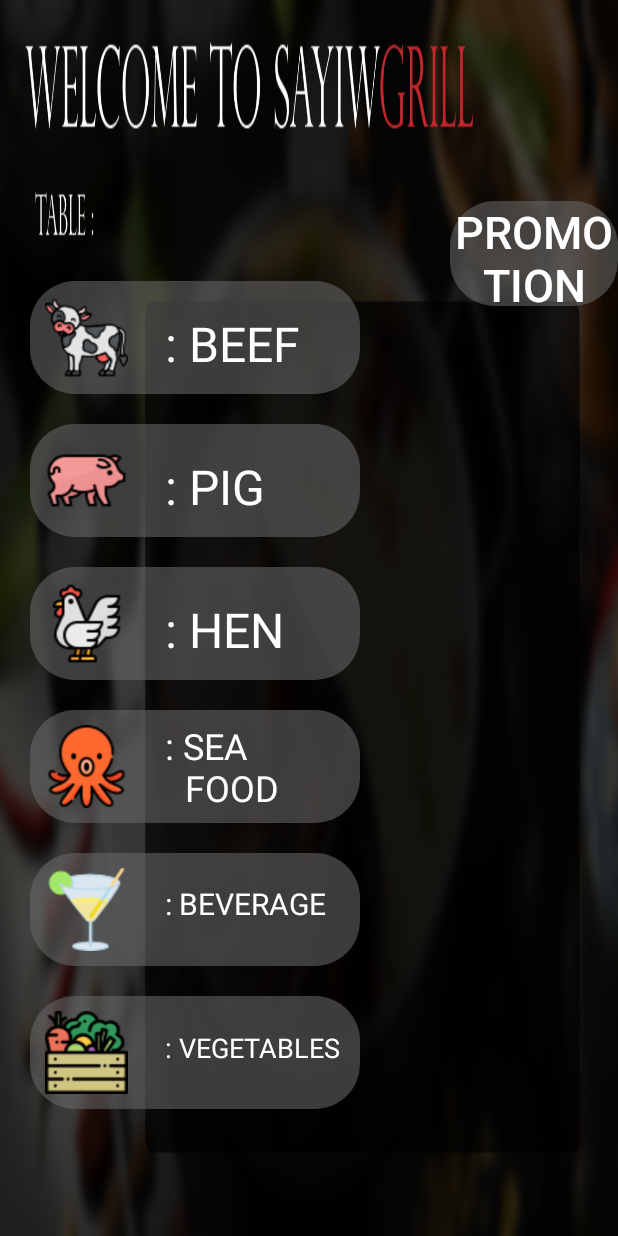
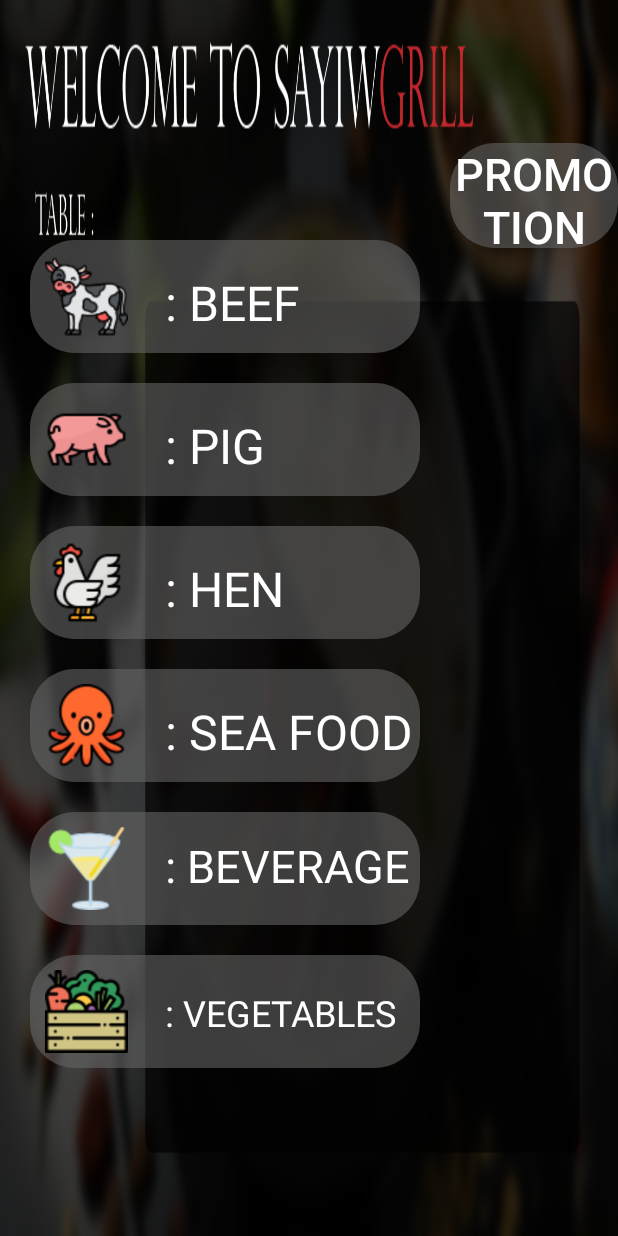
Before and after one commit to RunningTHPed/SayiwGrill, an Android app: the layout activity_menu.xml on its own in the app's theme, with its tools: preview values and no code run, on a phone screen of 412 x 824 dp. Run offline under Robolectric (Android 15) with nearby library versions, the phone set to English and light mode, and no system bars; plain views replace CarouselView.

Commit message:
fix upper button

```diff
--- a/app/src/main/res/layout/activity_menu.xml
+++ b/app/src/main/res/layout/activity_menu.xml
@@ -9,13 +9,13 @@
 
     <ImageButton
         android:id="@+id/imgbutton1"
-        android:layout_width="220dp"
+        android:layout_width="260dp"
         android:layout_height="75dp"
         android:layout_alignParentStart="true"
         android:layout_alignParentTop="true"
-        android:layout_gravity="left"
+        android:layout_gravity="start"
         android:layout_marginStart="20dp"
-        android:layout_marginTop="187dp"
+        android:layout_marginTop="160dp"
         android:background="@drawable/buttondesign"
         android:scaleType="fitStart"
         android:src="@drawable/cow"
@@ -66,19 +66,19 @@
 
     <ImageButton
         android:id="@+id/imgbutton2"
-        android:layout_width="220dp"
+        android:layout_width="260dp"
         android:layout_height="75dp"
         android:layout_below="@+id/imgbutton1"
         android:layout_alignParentStart="true"
-        android:layout_gravity="left"
+        android:layout_alignParentLeft="true"
+        android:layout_gravity="start"
         android:layout_marginStart="20dp"
+        android:layout_marginLeft="20dp"
         android:layout_marginTop="20dp"
         android:background="@drawable/buttondesign"
         android:padding="10dp"
         android:scaleType="fitStart"
-        android:src="@drawable/pig"
-        android:layout_alignParentLeft="true"
-        android:layout_marginLeft="20dp" />
+        android:src="@drawable/pig" />
 
     <TextView
         android:id="@+id/textPig"
@@ -99,11 +99,11 @@
 
     <ImageButton
         android:id="@+id/imgbutton3"
-        android:layout_width="220dp"
+        android:layout_width="260dp"
         android:layout_height="75dp"
         android:layout_below="@+id/imgbutton2"
         android:layout_alignParentStart="true"
-        android:layout_gravity="left"
+        android:layout_gravity="start"
         android:layout_marginStart="20dp"
         android:layout_marginTop="20dp"
         android:background="@drawable/buttondesign"
@@ -131,11 +131,11 @@
 
     <ImageButton
         android:id="@+id/imgbutton4"
-        android:layout_width="220dp"
+        android:layout_width="260dp"
         android:layout_height="75dp"
         android:layout_below="@+id/imgbutton3"
         android:layout_alignParentStart="true"
-        android:layout_gravity="left"
+        android:layout_gravity="start"
         android:layout_marginStart="20dp"
         android:layout_marginTop="20dp"
         android:background="@drawable/buttondesign"
@@ -148,27 +148,27 @@
     <TextView
         android:id="@+id/textSeafood"
         android:layout_width="wrap_content"
-        android:layout_height="61dp"
+        android:layout_height="42dp"
         android:layout_alignStart="@+id/imgbutton4"
         android:layout_alignLeft="@+id/imgbutton4"
         android:layout_alignTop="@+id/imgbutton4"
         android:layout_alignBottom="@+id/imgbutton4"
         android:layout_marginStart="90dp"
-        android:layout_marginTop="7dp"
-        android:layout_marginBottom="7dp"
+        android:layout_marginLeft="90dp"
+        android:layout_marginTop="20dp"
+        android:layout_marginBottom="15dp"
         android:clickable="false"
-        android:text=": SEA\n\tFOOD"
+        android:text=": SEA FOOD"
         android:textColor="#FFFFFF"
-        android:textSize="24sp"
-        android:layout_marginLeft="90dp" />
+        android:textSize="32sp" />
 
     <ImageButton
         android:id="@+id/imgbutton5"
-        android:layout_width="220dp"
+        android:layout_width="260dp"
         android:layout_height="75dp"
         android:layout_below="@+id/imgbutton4"
         android:layout_alignParentStart="true"
-        android:layout_gravity="left"
+        android:layout_gravity="start"
         android:layout_marginStart="20dp"
         android:layout_marginTop="20dp"
         android:background="@drawable/buttondesign"
@@ -187,29 +187,29 @@
         android:layout_alignTop="@+id/imgbutton5"
         android:layout_alignBottom="@+id/imgbutton5"
         android:layout_marginStart="90dp"
-        android:layout_marginTop="20dp"
+        android:layout_marginTop="15dp"
         android:layout_marginBottom="20dp"
         android:clickable="false"
         android:text=": BEVERAGE"
         android:textColor="#FFFFFF"
-        android:textSize="20sp"
+        android:textSize="30sp"
         android:layout_marginLeft="90dp" />
 
     <ImageButton
         android:id="@+id/imgbutton6"
-        android:layout_width="220dp"
+        android:layout_width="260dp"
         android:layout_height="75dp"
         android:layout_below="@+id/imgbutton5"
         android:layout_alignParentStart="true"
-        android:layout_gravity="left"
+        android:layout_alignParentLeft="true"
+        android:layout_gravity="start"
         android:layout_marginStart="20dp"
+        android:layout_marginLeft="20dp"
         android:layout_marginTop="20dp"
         android:background="@drawable/buttondesign"
+        android:padding="10dp"
         android:scaleType="fitStart"
-        android:src="@drawable/vegetables"
-        android:padding="10dp"
-        android:layout_alignParentLeft="true"
-        android:layout_marginLeft="20dp" />
+        android:src="@drawable/vegetables" />
     <TextView
         android:id="@+id/textVegetable"
         android:layout_width="wrap_content"
@@ -224,7 +224,7 @@
         android:clickable="false"
         android:text=": VEGETABLES"
         android:textColor="#FFFFFF"
-        android:textSize="18sp"
+        android:textSize="24sp"
         android:layout_marginLeft="90dp" />
 
     <Button
@@ -233,10 +233,10 @@
         android:layout_height="70dp"
         android:layout_alignParentStart="true"
         android:layout_alignParentLeft="true"
-        android:layout_alignParentBottom="true"
+        android:layout_alignParentTop="true"
         android:layout_marginStart="300dp"
         android:layout_marginLeft="300dp"
-        android:layout_marginBottom="620dp"
+        android:layout_marginTop="95dp"
         android:background="@drawable/buttondesign"
         android:text="Promotion"
         android:textColor="#FFFFFF"
@@ -248,10 +248,10 @@
         android:layout_height="70dp"
         android:layout_alignParentStart="true"
         android:layout_alignParentLeft="true"
-        android:layout_alignParentBottom="true"
+        android:layout_alignParentTop="true"
         android:layout_marginStart="610dp"
         android:layout_marginLeft="317dp"
-        android:layout_marginBottom="620dp"
+        android:layout_marginTop="95dp"
         android:background="@drawable/buttondesign"
         android:text="Order"
         android:textColor="#FFFFFF"
@@ -263,10 +263,10 @@
         android:layout_height="70dp"
         android:layout_alignParentStart="true"
         android:layout_alignParentLeft="true"
-        android:layout_alignParentBottom="true"
+        android:layout_alignParentTop="true"
         android:layout_marginStart="920dp"
         android:layout_marginLeft="924dp"
-        android:layout_marginBottom="620dp"
+        android:layout_marginTop="95dp"
         android:background="@drawable/buttondesign"
         android:text="Checkout"
         android:textColor="#FFFFFF"
```
Also changed, not shown: 2 other files.
